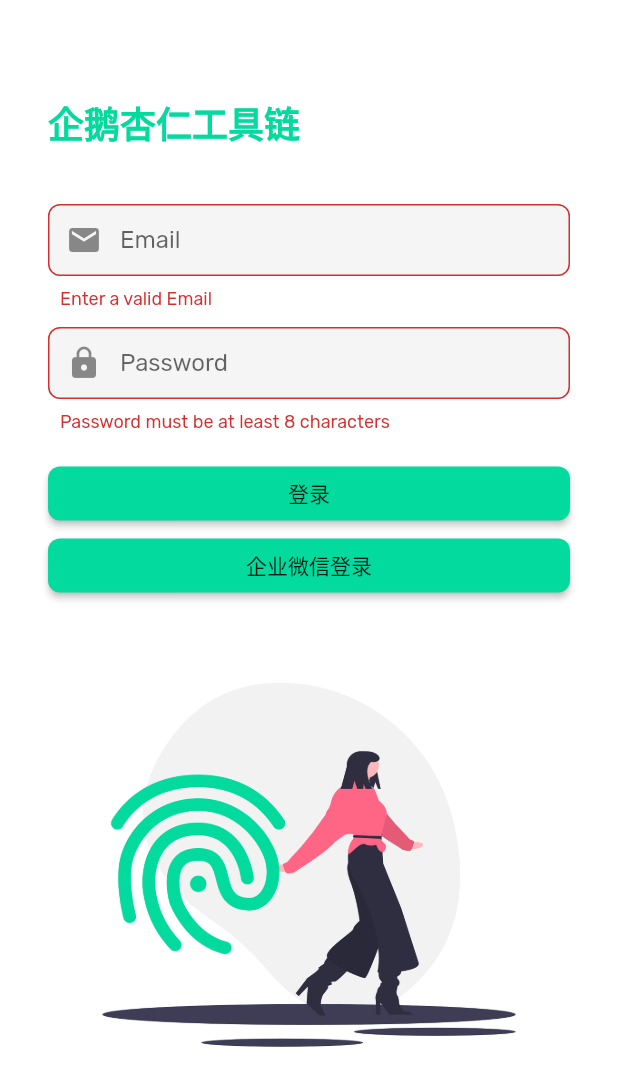
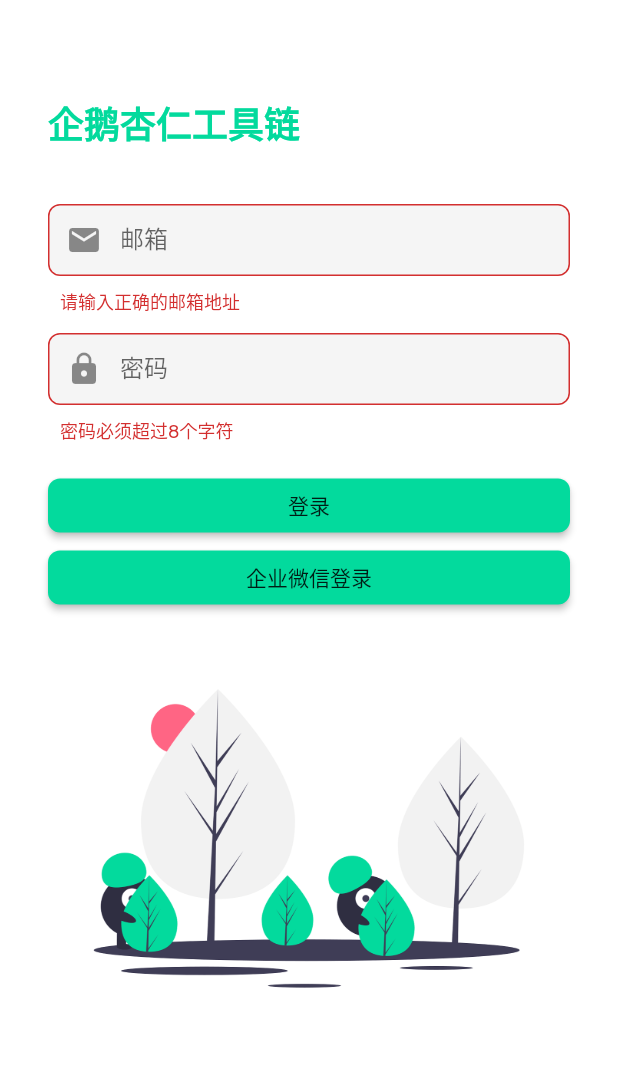
Before and after one commit to goingta/toolchain_flutter, a Flutter app: the screen it shows after launch, after a tap on "登录", on a phone screen of 412 x 824 dp. Shown: the top 1086 px of the screen. Run offline on Flutter 3.47's test engine with Material 2 defaults, Android fonts, the phone set to English and light mode, and no system bars; our stand-ins replace dio, flutter_spinkit, toast; missing offline and left inert: fluwx_worker; generated files the repository leaves out were written again; network calls fail.

Commit message:
调用企业微信API

```diff
--- a/lib/main.dart
+++ b/lib/main.dart
@@ -44,7 +44,7 @@ class App extends StatelessWidget {
             ),
           ),
         ),
-      home: Login(),
+      home: LoginPage(),
       // home: LifecycleAppPage(),
     );
   }
--- a/lib/pages/login/login.dart
+++ b/lib/pages/login/login.dart
@@ -1,26 +1,60 @@
 import 'package:flutter/material.dart';
 import 'package:flutter_spinkit/flutter_spinkit.dart';
+import 'package:fluwx_worker/fluwx_worker.dart' as fluwxWorker;
 
-class Login extends StatefulWidget {
+class LoginPage extends StatefulWidget {
   static const String id = "/login";
 
   @override
   _LoginState createState() => _LoginState();
 }
 
-class _LoginState extends State<Login> {
+class _LoginState extends State<LoginPage> {
   final _formKey = GlobalKey<FormState>();
   final _emailController = TextEditingController();
   final _passwordController = TextEditingController();
+
+  var _result = 'None';
+
+  final schema = 'wwauth38302c6e89219150000XXX';//替换成自己的
+  final corpId = 'ww38302c6e89219XXX';
+  final agentId = '1000XXX';
+
   bool loading = false;
   String errorMessage = "";
+
+  @override
+  void initState() {
+    super.initState();
+    _initFluwx();
+  }
+
+  _initFluwx() async {
+    await fluwxWorker.register(schema: schema,corpId: corpId,agentId: agentId);
+    var result = await fluwxWorker.isWeChatInstalled();
+    print("is installed $result");
+
+    //等待授权结果
+    fluwxWorker.responseFromAuth.listen((data) async {
+      if (data.errCode == 0){
+        _result = data.code;  //后续用这个code再发http请求取得UserID
+      }else if (data.errCode == 1){
+        _result = '授权失败';
+      }else {
+        _result = '用户取消';
+      }
+      setState(() {
+
+      });
+    });
+  }
 
   String validateEmail(String value) {
     Pattern pattern =
         r'^(([^<>()[\]\\.,;:\s@\"]+(\.[^<>()[\]\\.,;:\s@\"]+)*)|(\".+\"))@((\[[0-9]{1,3}\.[0-9]{1,3}\.[0-9]{1,3}\.[0-9]{1,3}\])|(([a-zA-Z\-0-9]+\.)+[a-zA-Z]{2,}))$';
     RegExp regex = new RegExp(pattern);
     if (!regex.hasMatch(value))
-      return 'Enter a valid Email';
+      return '请输入正确的邮箱地址';
     else
       return null;
   }
@@ -43,13 +77,13 @@ class _LoginState extends State<Login> {
           loading = false;
           switch (e.code) {
             case "ERROR_INVALID_EMAIL":
-              errorMessage = "Your email address appears to be malformed.";
+              errorMessage = "你的邮箱地址格式不正确";
               break;
             case "ERROR_WRONG_PASSWORD":
-              errorMessage = "Incorrect password.";
+              errorMessage = "密码错误";
               break;
             case "ERROR_USER_NOT_FOUND":
-              errorMessage = "User with this email doesn't exist.";
+              errorMessage = "未查找到对应用户";
               break;
             case "ERROR_USER_DISABLED":
               errorMessage = "User with this email has been disabled.";
@@ -58,7 +92,7 @@ class _LoginState extends State<Login> {
               errorMessage = "Too many requests. Try again later.";
               break;
             default:
-              errorMessage = "Something went wrong.";
+              errorMessage = "登录失败，请联系管理员";
           }
         });
       }
@@ -111,7 +145,7 @@ class _LoginState extends State<Login> {
                                   FocusScope.of(context).nextFocus();
                                 },
                                 decoration: InputDecoration(
-                                  labelText: "Email",
+                                  labelText: "邮箱",
                                   prefixIcon: Icon(Icons.email),
                                 ),
                               ),
@@ -121,11 +155,11 @@ class _LoginState extends State<Login> {
                                 controller: _passwordController,
                                 validator: (value) {
                                   if (value.length < 8)
-                                    return "Password must be at least 8 characters";
+                                    return "密码必须超过8个字符";
                                   return null;
                                 },
                                 decoration: InputDecoration(
-                                  labelText: "Password",
+                                  labelText: "密码",
                                   prefixIcon: Icon(Icons.lock),
                                 ),
                                 obscureText: true,
@@ -142,6 +176,8 @@ class _LoginState extends State<Login> {
                                 child: Text("企业微信登录"),
                                 onPressed: () {
                                   // Navigator.pushNamed(context, Register.id);
+                                  //企业微信授权
+                                  fluwxWorker.sendAuth(schema: schema,appId: corpId,agentId: agentId);
                                 },
                               ),
                             ],
@@ -150,7 +186,7 @@ class _LoginState extends State<Login> {
                         SizedBox(height: 30),
                         Image(
                           image: AssetImage(
-                            'assets/graphics/fingerprint.png',
+                            'assets/graphics/not-found.png',
                           ),
                         ),
                       ],
```
